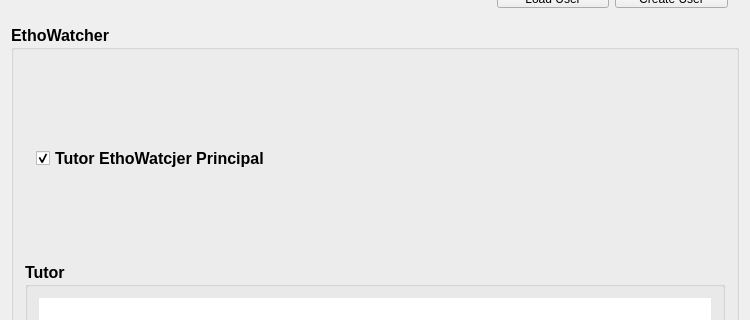
Above: src/ethowatcherinpi.ui from EthoWatcher/ethowatcher before the change; both pictures show x 0 to 750 and y 157 to 477 of the 750 by 675 pixel window. Below: the same form after it.
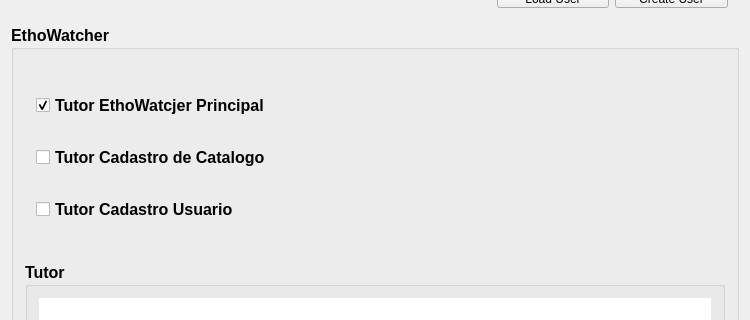
That is the form after the change. Icons and pictures are not drawn.

What changed in the file:
```diff
--- a/src/ethowatcherinpi.ui
+++ b/src/ethowatcherinpi.ui
@@ -313,6 +313,20 @@
              </property>
             </widget>
            </item>
+           <item>
+            <widget class="QCheckBox" name="cbTutorCadastroCatalogo">
+             <property name="text">
+              <string>Tutor Cadastro de Catalogo</string>
+             </property>
+            </widget>
+           </item>
+           <item>
+            <widget class="QCheckBox" name="cbTutorCadastroUsuario">
+             <property name="text">
+              <string>Tutor Cadastro Usuario</string>
+             </property>
+            </widget>
+           </item>
           </layout>
          </widget>
         </widget>
```
